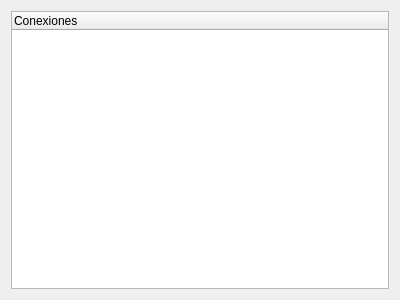
Before: the Qt Designer form client/stealth.ui in hryuk/stealth, drawn with Qt 5.
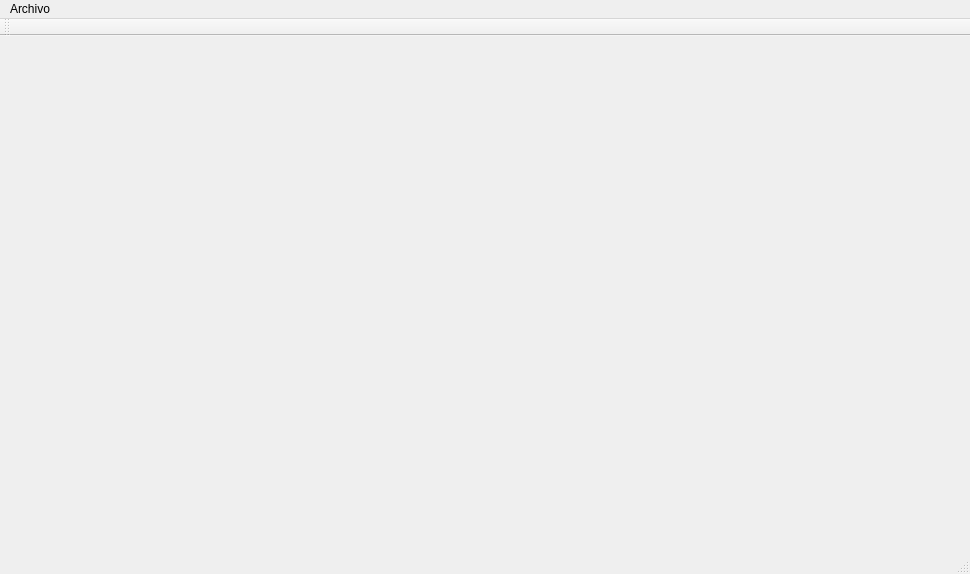
After: the same form once the commit is applied.

```diff
--- a/client/stealth.ui
+++ b/client/stealth.ui
@@ -6,8 +6,8 @@
    <rect>
     <x>0</x>
     <y>0</y>
-    <width>400</width>
-    <height>300</height>
+    <width>970</width>
+    <height>574</height>
    </rect>
   </property>
   <property name="windowTitle">
@@ -16,20 +16,42 @@
   <widget class="QWidget" name="centralWidget">
    <layout class="QGridLayout" name="gridLayout_2">
     <item row="0" column="0">
-     <layout class="QGridLayout" name="gridLayout">
-      <item row="0" column="0">
-       <widget class="QTreeWidget" name="treeWidget">
-        <column>
-         <property name="text">
-          <string>Conexiones</string>
-         </property>
-        </column>
-       </widget>
-      </item>
+     <layout class="QVBoxLayout" name="MainLayout">
+      <property name="spacing">
+       <number>0</number>
+      </property>
      </layout>
     </item>
    </layout>
   </widget>
+  <widget class="QToolBar" name="toolBar">
+   <property name="windowTitle">
+    <string>toolBar</string>
+   </property>
+   <attribute name="toolBarArea">
+    <enum>TopToolBarArea</enum>
+   </attribute>
+   <attribute name="toolBarBreak">
+    <bool>false</bool>
+   </attribute>
+  </widget>
+  <widget class="QStatusBar" name="statusBar"/>
+  <widget class="QMenuBar" name="menuBar">
+   <property name="geometry">
+    <rect>
+     <x>0</x>
+     <y>0</y>
+     <width>970</width>
+     <height>21</height>
+    </rect>
+   </property>
+   <widget class="QMenu" name="menuArchivo">
+    <property name="title">
+     <string>Archivo</string>
+    </property>
+   </widget>
+   <addaction name="menuArchivo"/>
+  </widget>
  </widget>
  <layoutdefault spacing="6" margin="11"/>
  <resources/>
```
